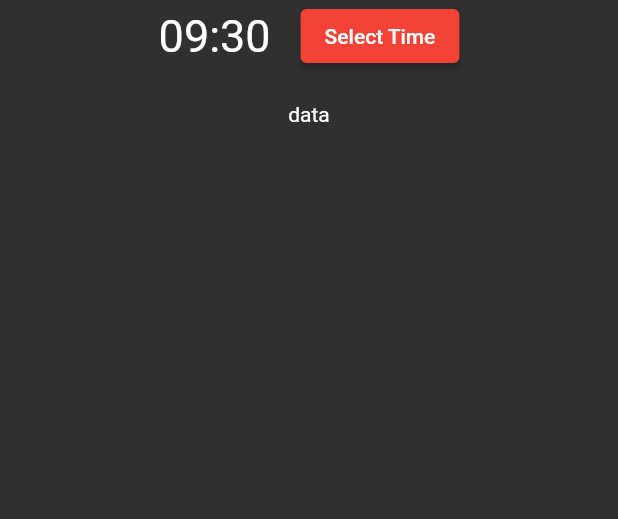
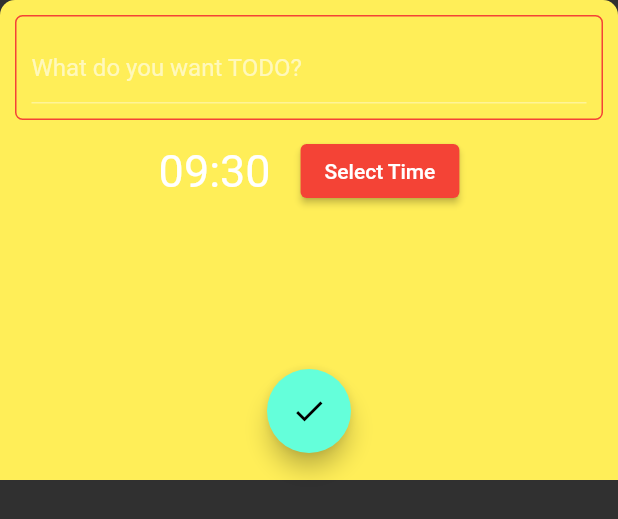
Before and after one commit to eqrakhattak/PRODIGY_AD_02, a Flutter app: the TodoCreatorWidget widget shown alone on an empty page, opened directly, on a phone screen of 412 x 824 dp. Shown: the top 519 px of the screen. Run offline on Flutter 3.47's test engine with Material 2 defaults, Android fonts, the phone set to English and light mode, and no system bars.

Commit message:
Update Functionality

```diff
--- a/TODO/lib/widgets/todoCreatorWidget.dart
+++ b/TODO/lib/widgets/todoCreatorWidget.dart
@@ -1,4 +1,5 @@
 import 'package:flutter/material.dart';
+import 'package:todo/model/todo.dart';
 
 class TodoCreatorWidget extends StatefulWidget {
   const TodoCreatorWidget({super.key});
@@ -10,21 +11,59 @@ class TodoCreatorWidget extends StatefulWidget {
 class _TodoCreatorWidgetState extends State<TodoCreatorWidget> {
 
   TimeOfDay time = const TimeOfDay(hour: 09, minute: 30);
+  final _todoTextController = TextEditingController();
+  List<ToDo> todosList = ToDo.todoList();
+
+  void _addTodo(String todoItem, String todoInstant){
+    setState(() {
+      todosList.add(
+        ToDo(
+          id: DateTime.now().millisecondsSinceEpoch.toString(),
+          todoTime: todoInstant,
+          todoTask: todoItem,
+        ),
+      );
+    });
+    Navigator.of(context).pop();
+    print(todosList.length);
+  }
 
   @override
   Widget build(BuildContext context) {
-    final hours = time.hour.toString().padLeft(2, '0');
-    final minutes = time.minute.toString().padLeft(2, '0');
+    final String hours = time.hour.toString().padLeft(2, '0');
+    final String minutes = time.minute.toString().padLeft(2, '0');
+    final String timeText = '$hours:$minutes';
 
     return Container(
       height: 320,
+      decoration: BoxDecoration(
+        color: Colors.yellow[400],
+        borderRadius: const BorderRadius.only(topLeft: Radius.circular(10), topRight: Radius.circular(10)),
+      ),
       child: Column(
         children: [
+          Container(
+            padding: const EdgeInsets.all(10),
+            margin: const EdgeInsets.all(10),
+            decoration: BoxDecoration(
+              border: Border.all(color: Colors.red),
+              borderRadius: BorderRadius.circular(5),
+            ),
+            child: TextField(
+              controller: _todoTextController,
+              style: const TextStyle(
+                color: Colors.black
+              ),
+              decoration: const InputDecoration(
+                hintText: 'What do you want TODO?',
+              ),
+            ),
+          ),
           Row(
             mainAxisAlignment: MainAxisAlignment.center,
             children: [
               Text(
-                  '$hours:$minutes',
+                  timeText,
                 style: const TextStyle(
                   fontSize: 30,
                 ),
@@ -33,7 +72,6 @@ class _TodoCreatorWidgetState extends State<TodoCreatorWidget> {
               ElevatedButton(
                 onPressed: () async {
                   TimeOfDay? newtime = await showTimePicker(context: context, initialTime: time);
-
                   //if Cancel => null
                   if (newtime == null) return;
                   //if OK => TimeOfDay
@@ -44,8 +82,13 @@ class _TodoCreatorWidgetState extends State<TodoCreatorWidget> {
               ),
             ],
           ),
-          const SizedBox(height: 20,),
-          Text('data'),
+          const Expanded(child: SizedBox()),
+          FloatingActionButton(
+            onPressed: () => _addTodo(_todoTextController.text, timeText),
+            tooltip: 'Add Task',
+            child: const Icon(Icons.done),
+          ),
+          const SizedBox(height: 18,)
         ],
       ),
     );
```
Also changed, not shown: TODO/lib/main.dart (+10 -89 lines).
